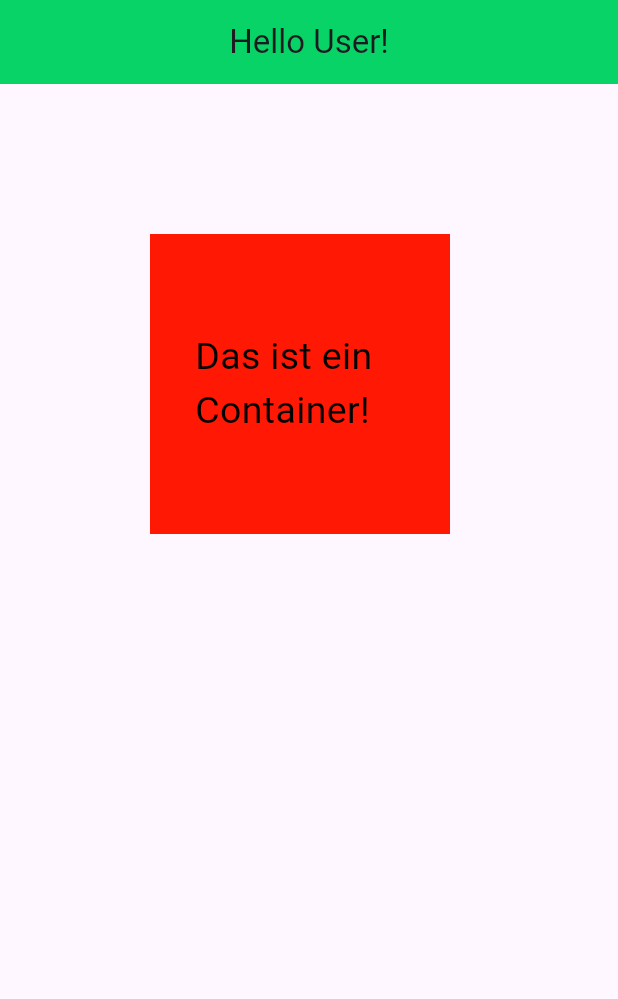
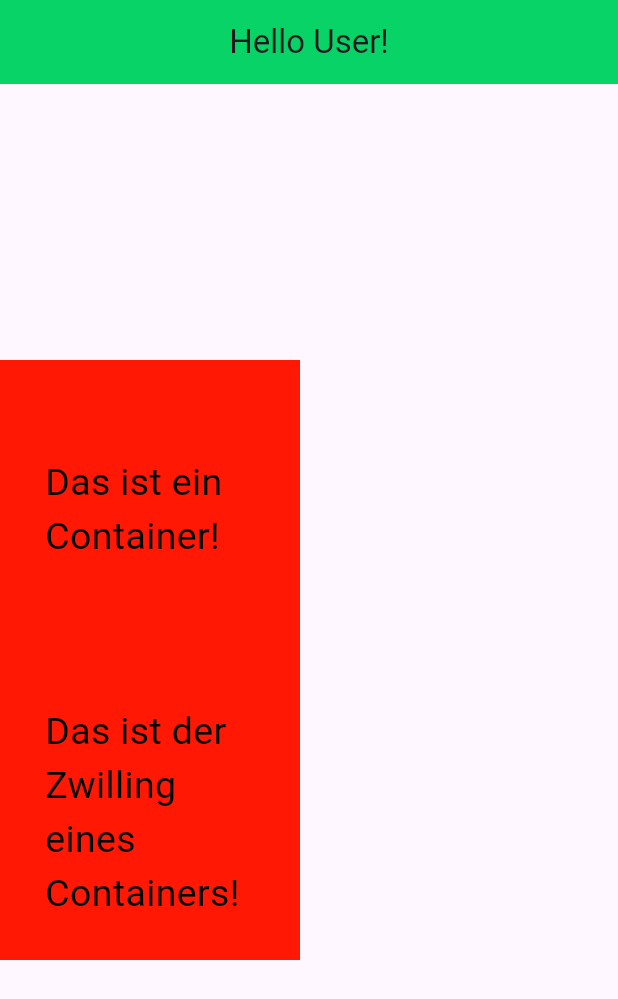
Before and after one commit to SHADOW383-svg/First-Flutter, a Flutter app: the screen it shows after launch, on a phone screen of 412 x 824 dp. Shown: the top 999 px of the screen. Run offline on Flutter 3.47's test engine with Material 3 defaults, Android fonts, the phone set to English and light mode, and no system bars.

Commit message:
succes implementaion of Row/Colum

```diff
--- a/lib/main.dart
+++ b/lib/main.dart
@@ -32,20 +32,47 @@ class MyHomePage extends StatelessWidget {
         backgroundColor: Color.fromARGB(250, 3, 210, 100),
         centerTitle: true,
       ),
-      body: Container(
+      body: Column(
+        mainAxisAlignment: MainAxisAlignment.center,
+        crossAxisAlignment: CrossAxisAlignment.center,
+        children: <Widget>[
+          Container(
             color: Color.fromARGB(250, 255, 21, 0),
             width: 200,
             height: 200,
             padding: EdgeInsetsGeometry.all(30),
-        margin: EdgeInsets.all(100),
+            //margin: EdgeInsets.all(100),
             alignment: Alignment.center,
             //decoration: BoxDecoration(shape: BoxShape.circle, color: Colors.blue),
             child: Center(
               child: Text(
                 "Das ist ein Container!",
-            style: TextStyle(color: Color.fromARGB(250, 0, 0, 0), fontSize: 25),
+                style: TextStyle(
+                  color: Color.fromARGB(250, 0, 0, 0),
+                  fontSize: 25,
                 ),
               ),
+            ),
+          ),
+          Container(
+            color: Color.fromARGB(250, 255, 21, 0),
+            width: 200,
+            height: 200,
+            padding: EdgeInsetsGeometry.all(30),
+            //margin: EdgeInsets.all(100),
+            alignment: Alignment.center,
+            //decoration: BoxDecoration(shape: BoxShape.circle, color: Colors.blue),
+            child: Center(
+              child: Text(
+                "Das ist der Zwilling eines Containers!",
+                style: TextStyle(
+                  color: Color.fromARGB(250, 0, 0, 0),
+                  fontSize: 25,
+                ),
+              ),
+            ),
+          ),
+        ],
       ),
     );
   }
```
Lines whose indentation alone changed are shown as unchanged.
